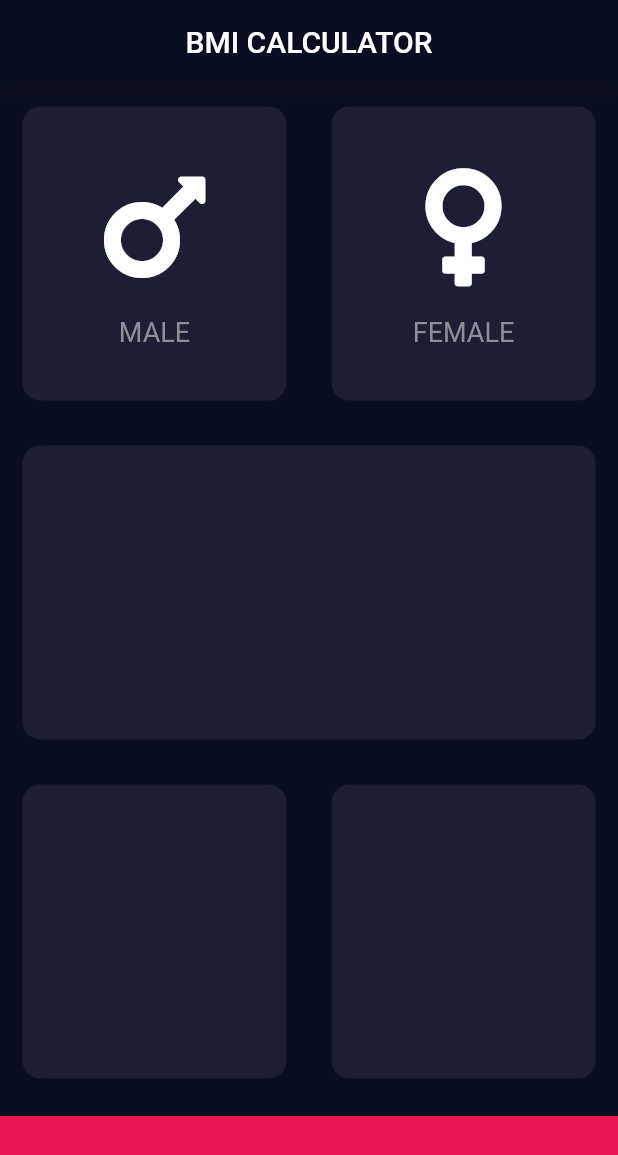
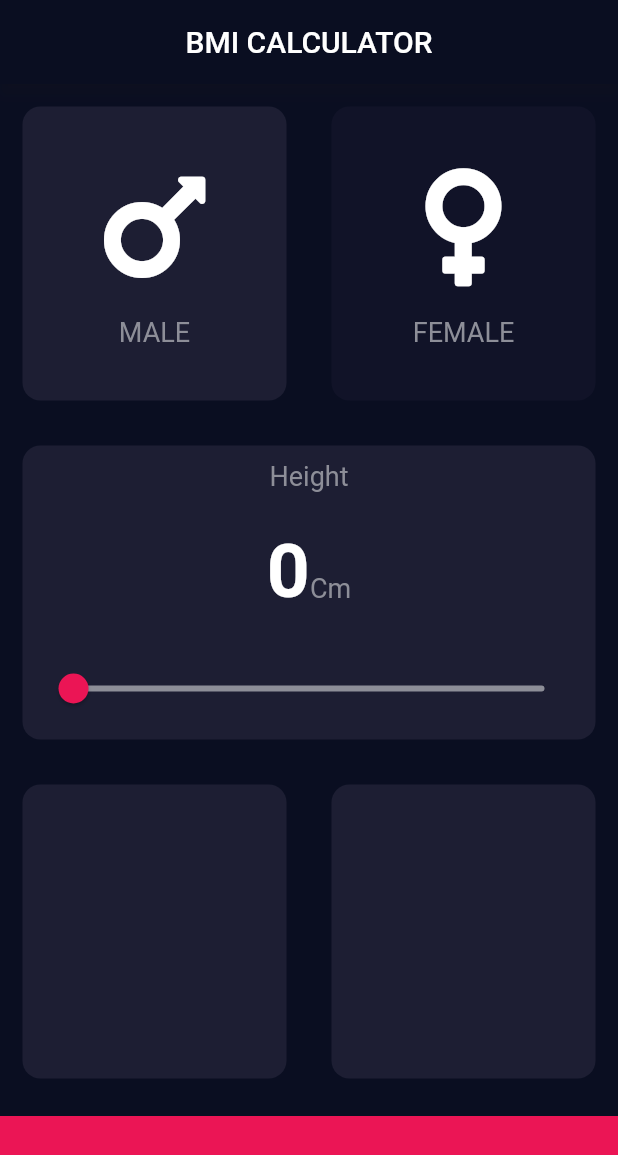
Before and after one commit to Bilas-Halder/BMI-Calculator, a Flutter app: the screen it shows after launch, after a tap on "MALE", on a phone screen of 412 x 824 dp. Shown: the top 1155 px of the screen. Run offline on Flutter 3.47's test engine with Material 2 defaults, Android fonts, the phone set to English and light mode, and no system bars; our stand-ins replace font_awesome_flutter.

```diff
--- /dev/null
+++ b/lib/constants.dart
@@ -0,0 +1,16 @@
+import 'package:flutter/material.dart';
+
+const cardColor = Color(0xFF1D1E33);
+const inActiveCardColor = Color(0xFF111328);
+const bottomHeight = 80.0;
+const textColor = Color(0xff8d8e98);
+
+const customLabelStyle = TextStyle(
+    fontSize: 18,
+    color: textColor
+);
+const customNumberStyle = TextStyle(
+    fontSize: 50,
+    color: Colors.white,
+  fontWeight: FontWeight.bold
+);
--- a/lib/genderContent.dart
+++ b/lib/genderContent.dart
@@ -1,6 +1,5 @@
 import 'package:flutter/material.dart';
-
-const textColor = Color(0xff8d8e98);
+import 'constants.dart';
 
 class GenderContent extends StatelessWidget {
   final IconData icon;
@@ -22,10 +21,7 @@ class GenderContent extends StatelessWidget {
         ),
         Text(
           label,
-          style: TextStyle(
-              fontSize: 18,
-              color: textColor
-          ),
+          style: customLabelStyle,
         )
       ],
     );
--- a/lib/input_page.dart
+++ b/lib/input_page.dart
@@ -1,10 +1,9 @@
+import 'package:flutter/cupertino.dart';
 import 'package:flutter/material.dart';
 import 'package:font_awesome_flutter/font_awesome_flutter.dart';
 import 'genderContent.dart';
-
-const cardColor = Color(0xFF1D1E33);
-const bottomHeight = 80.0;
-const textColor = Color(0xff8d8e98);
+import 'reusableCard.dart';
+import 'constants.dart';
 
 class InputPage extends StatefulWidget {
   @override
@@ -12,6 +11,12 @@ class InputPage extends StatefulWidget {
 }
 
 class _InputPageState extends State<InputPage> {
+  int c = 0;
+
+  Color maleCardColor = inActiveCardColor;
+  Color femaleCardColor = inActiveCardColor;
+  double height = 0;
+
   @override
   Widget build(BuildContext context) {
     return Scaffold(
@@ -24,26 +29,90 @@ class _InputPageState extends State<InputPage> {
         padding: EdgeInsets.only(top: 0),
         child: Expanded(
           child: Column(
+            crossAxisAlignment: CrossAxisAlignment.stretch,
             children: [
               Expanded(
                 flex: 3,
                 child: Row(
                   children: [
-                    Card(
-                      color: cardColor,
+                    ReusableCard(
+                      color: maleCardColor,
                       child: GenderContent(
                         icon: FontAwesomeIcons.mars,
                         label: 'MALE',
                       ),
-                      callback: (){
-                        print('pressed');
+                      onPressed: () {
+                        setState(() {
+                          maleCardColor = (maleCardColor != cardColor)
+                              ? cardColor
+                              : inActiveCardColor;
+                          femaleCardColor = inActiveCardColor;
+                        });
                       },
                     ),
-                    Card(
-                      color: cardColor,
+                    ReusableCard(
+                      color: femaleCardColor,
                       child: GenderContent(
                         icon: FontAwesomeIcons.venus,
                         label: 'FEMALE',
+                      ),
+                      onPressed: () {
+                        setState(() {
+                          femaleCardColor = (femaleCardColor != cardColor)
+                              ? cardColor
+                              : inActiveCardColor;
+                          maleCardColor = inActiveCardColor;
+                        });
+                      },
+                    ),
+                  ],
+                ),
+              ),
+              Expanded(
+                flex: 3,
+                child: Row(
+                  children: [
+                    ReusableCard(
+                      color: cardColor,
+                      child: Padding(
+                        padding: const EdgeInsets.all(10.0),
+                        child: Column(
+                          mainAxisAlignment: MainAxisAlignment.spaceBetween,
+                          children: [
+                            Text(
+                              'Height',
+                              style: customLabelStyle,
+                            ),
+                            Row(
+                              mainAxisAlignment: MainAxisAlignment.center,
+                              crossAxisAlignment: CrossAxisAlignment.baseline,
+                              textBaseline: TextBaseline.alphabetic,
+                              children: [
+                                Text(
+                                  '${height.round()}',
+                                  style: customNumberStyle,
+                                ),
+                                Text(
+                                  'Cm',
+                                  style: customLabelStyle,
+                                ),
+                              ],
+                            ),
+                            Slider(
+                              value: height,
+                              min: 0,
+                              max: 300,
+                              label: '${height.round()}',
+                              activeColor: Color(0xFFEB1555),
+                              inactiveColor: Color(0xFF8D8E98),
+                              onChanged: (double value) {
+                                setState(() {
+                                  height = value;
+                                });
+                              },
+                            )
+                          ],
+                        ),
                       ),
                     ),
                   ],
@@ -53,20 +122,10 @@ class _InputPageState extends State<InputPage> {
                 flex: 3,
                 child: Row(
                   children: [
-                    Card(
+                    ReusableCard(
                       color: cardColor,
                     ),
-                  ],
-                ),
-              ),
-              Expanded(
-                flex: 3,
-                child: Row(
-                  children: [
-                    Card(
-                      color: cardColor,
-                    ),
-                    Card(
+                    ReusableCard(
                       color: cardColor,
                     ),
                   ],
@@ -85,34 +144,3 @@ class _InputPageState extends State<InputPage> {
     );
   }
 }
-
-class Card extends StatelessWidget {
-  final Color color;
-  final Widget child;
-  final void Function() callback;
-  //constructor
-  Card({@required this.color, this.child, this.callback });
-
-  Function getOnTap(){
-    print(callback);
-    if(callback==null)return () {};
-    else return callback;
-  }
-
-  @override
-  Widget build(BuildContext context) {
-    return Expanded(
-      child: GestureDetector(
-        onTap: getOnTap,
-        child: Container(
-          margin: EdgeInsets.all(15),
-          decoration: BoxDecoration(
-            color: color,
-            borderRadius: BorderRadius.circular(12),
-          ),
-          child: this.child,
-        ),
-      ),
-    );
-  }
-}
--- /dev/null
+++ b/lib/reusableCard.dart
@@ -0,0 +1,32 @@
+import 'package:flutter/material.dart';
+class ReusableCard extends StatefulWidget {
+  final Color color;
+  final Widget child;
+  final VoidCallback onPressed;
+  //constructor
+  ReusableCard({@required this.color, this.child, this.onPressed});
+
+  @override
+  State<ReusableCard> createState() => _ReusableCardState();
+}
+
+class _ReusableCardState extends State<ReusableCard> {
+  @override
+  Widget build(BuildContext context) {
+    return Expanded(
+      child: GestureDetector(
+        onTap: (){
+          if(widget.onPressed!=null)widget.onPressed();
+        },
+        child: Container(
+          margin: EdgeInsets.all(15),
+          decoration: BoxDecoration(
+            color: widget.color,
+            borderRadius: BorderRadius.circular(12),
+          ),
+          child: this.widget.child,
+        ),
+      ),
+    );
+  }
+}
```
